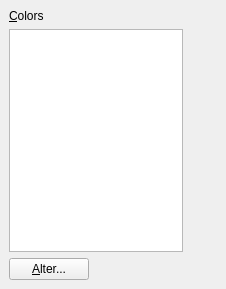
Above: src/frontends/qt4/ui/QPrefColorsUi.ui from cburschka/lyx before the change. Below: the same form after it.
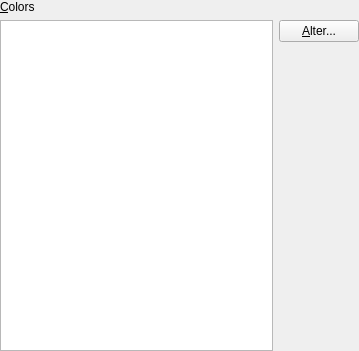
That is the form after the change.

Commit message: Move alter button to match other dialogs.

The edit to the form file:
```diff
--- a/src/frontends/qt4/ui/QPrefColorsUi.ui
+++ b/src/frontends/qt4/ui/QPrefColorsUi.ui
@@ -8,37 +8,21 @@
    <rect>
     <x>0</x>
     <y>0</y>
-    <width>226</width>
-    <height>289</height>
+    <width>359</width>
+    <height>351</height>
    </rect>
   </property>
   <property name="windowTitle" >
    <string/>
   </property>
-  <layout class="QGridLayout" >
+   <layout class="QVBoxLayout" >
    <property name="margin" >
-    <number>9</number>
+     <number>0</number>
    </property>
    <property name="spacing" >
     <number>6</number>
    </property>
-   <item rowspan="3" row="0" column="1" >
-    <spacer>
-     <property name="orientation" >
-      <enum>Qt::Horizontal</enum>
-     </property>
-     <property name="sizeType" >
-      <enum>QSizePolicy::Expanding</enum>
-     </property>
-     <property name="sizeHint" >
-      <size>
-       <width>116</width>
-       <height>271</height>
-      </size>
-     </property>
-    </spacer>
-   </item>
-   <item row="0" column="0" >
+    <item>
     <widget class="QLabel" name="lyxObjectsLA" >
      <property name="text" >
       <string>&amp;Colors</string>
@@ -48,10 +32,7 @@
      </property>
     </widget>
    </item>
-   <item row="1" column="0" >
-    <widget class="QListWidget" name="lyxObjectsLW" />
-   </item>
-   <item row="2" column="0" >
+    <item>
     <layout class="QHBoxLayout" >
      <property name="margin" >
       <number>0</number>
@@ -60,6 +41,17 @@
       <number>6</number>
      </property>
      <item>
+       <widget class="QListWidget" name="lyxObjectsLW" />
+      </item>
+      <item>
+       <layout class="QVBoxLayout" >
+        <property name="margin" >
+         <number>0</number>
+        </property>
+        <property name="spacing" >
+         <number>6</number>
+        </property>
+        <item>
       <widget class="QPushButton" name="colorChangePB" >
        <property name="text" >
         <string>&amp;Alter...</string>
@@ -69,15 +61,12 @@
      <item>
       <spacer>
        <property name="orientation" >
-        <enum>Qt::Horizontal</enum>
-       </property>
-       <property name="sizeType" >
-        <enum>QSizePolicy::Expanding</enum>
+           <enum>Qt::Vertical</enum>
        </property>
        <property name="sizeHint" >
         <size>
          <width>20</width>
-         <height>20</height>
+            <height>40</height>
         </size>
        </property>
       </spacer>
@@ -85,6 +74,8 @@
     </layout>
    </item>
   </layout>
+    </item>
+   </layout>
  </widget>
  <pixmapfunction></pixmapfunction>
  <includes>
```
Left out of the diff: 4 changed lines with no effect on the pictures. Lines whose indentation alone changed are shown as unchanged.
